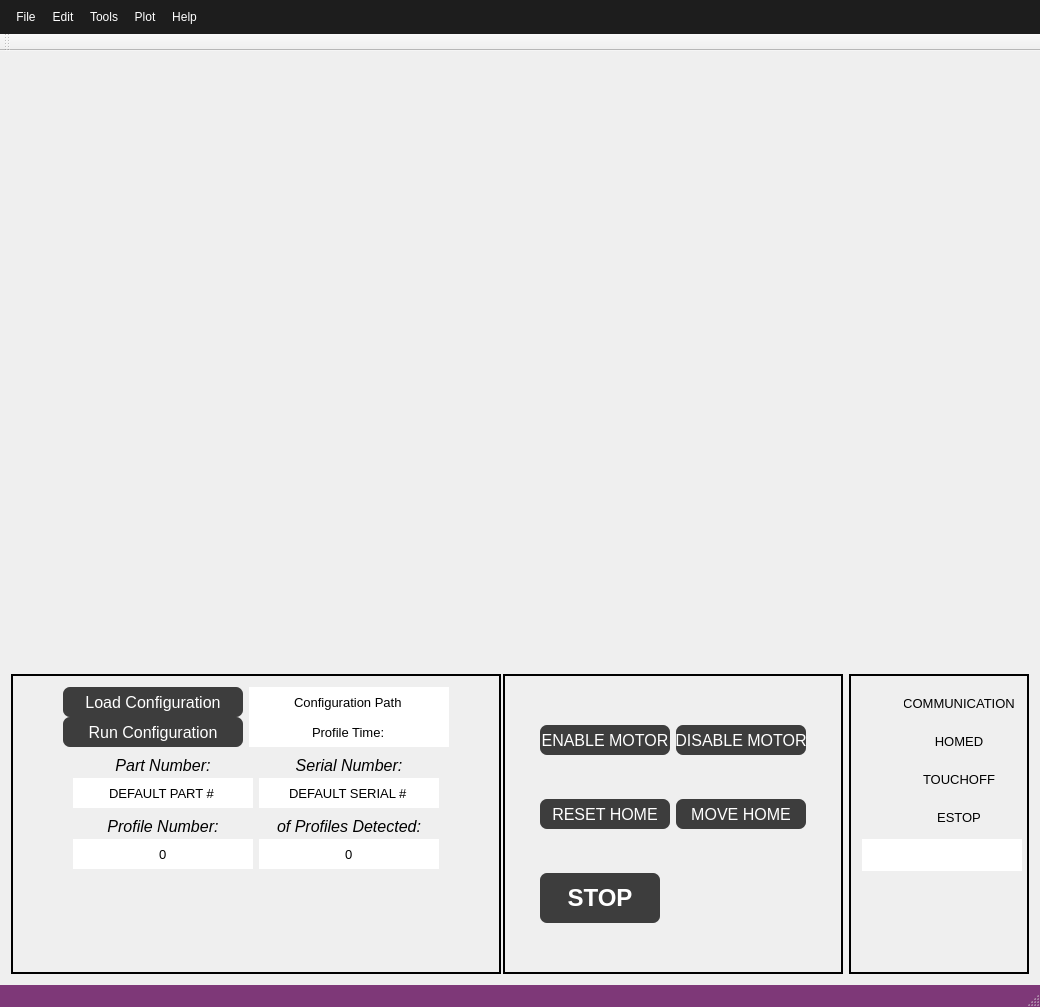
The window that src/ECM_gui/ECM_controller_gui.ui (dmherrington/ECM-Control-System) describes before a commit, drawn with Qt 5.
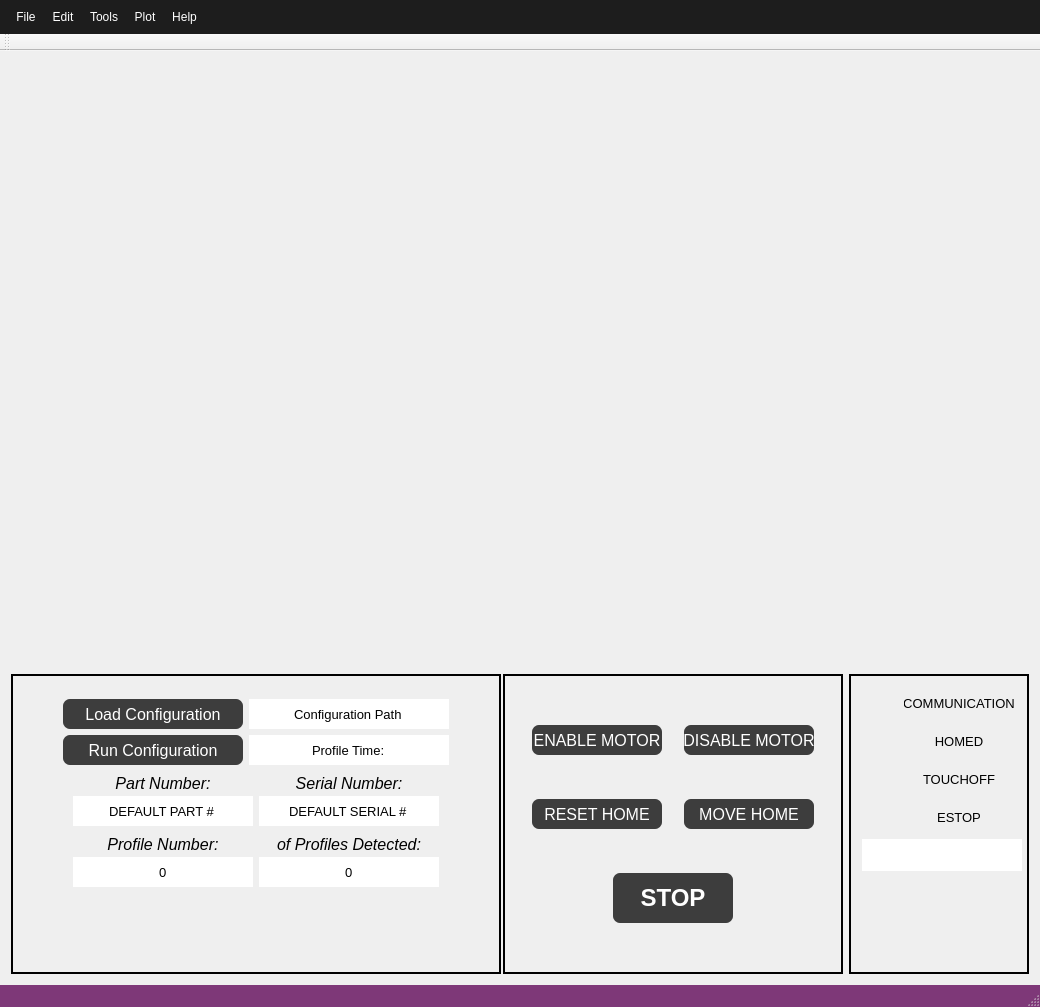
The same window after the commit. Custom widgets are drawn as their Qt base class.

Diff of the .ui file:
```diff
--- a/src/ECM_gui/ECM_controller_gui.ui
+++ b/src/ECM_gui/ECM_controller_gui.ui
@@ -182,6 +182,15 @@
       <layout class="QGridLayout" name="gridLayout_2">
        <item row="0" column="0">
         <layout class="QHBoxLayout" name="horizontalLayout_8">
+         <property name="leftMargin">
+          <number>6</number>
+         </property>
+         <property name="topMargin">
+          <number>6</number>
+         </property>
+         <property name="rightMargin">
+          <number>6</number>
+         </property>
          <item>
           <spacer name="horizontalSpacer_4">
            <property name="orientation">
@@ -202,6 +211,12 @@
            </property>
            <item>
             <layout class="QHBoxLayout" name="horizontalLayout_6">
+             <property name="topMargin">
+              <number>6</number>
+             </property>
+             <property name="bottomMargin">
+              <number>6</number>
+             </property>
              <item>
               <widget class="QPushButton" name="pushButton_RunExplicitProfile">
                <property name="sizePolicy">
@@ -1148,7 +1163,7 @@
        <number>2</number>
       </property>
       <layout class="QGridLayout" name="gridLayout_6">
-       <item row="0" column="0">
+       <item row="0" column="0" colspan="3">
         <layout class="QHBoxLayout" name="horizontalLayout">
          <item>
           <widget class="QPushButton" name="pushButton_MotorEnable">
@@ -1212,7 +1227,7 @@
          </item>
         </layout>
        </item>
-       <item row="1" column="0">
+       <item row="1" column="0" colspan="3">
         <layout class="QHBoxLayout" name="horizontalLayout_2">
          <item>
           <widget class="QPushButton" name="pushButton_ResetHome">
@@ -1277,6 +1292,19 @@
         </layout>
        </item>
        <item row="2" column="0">
+        <spacer name="horizontalSpacer_6">
+         <property name="orientation">
+          <enum>Qt::Horizontal</enum>
+         </property>
+         <property name="sizeHint" stdset="0">
+          <size>
+           <width>90</width>
+           <height>20</height>
+          </size>
+         </property>
+        </spacer>
+       </item>
+       <item row="2" column="1">
         <widget class="QPushButton" name="pushButton_Stop">
          <property name="minimumSize">
           <size>
@@ -1302,6 +1330,19 @@
          </property>
         </widget>
        </item>
+       <item row="2" column="2">
+        <spacer name="horizontalSpacer_5">
+         <property name="orientation">
+          <enum>Qt::Horizontal</enum>
+         </property>
+         <property name="sizeHint" stdset="0">
+          <size>
+           <width>90</width>
+           <height>20</height>
+          </size>
+         </property>
+        </spacer>
+       </item>
       </layout>
      </widget>
     </item>
```
